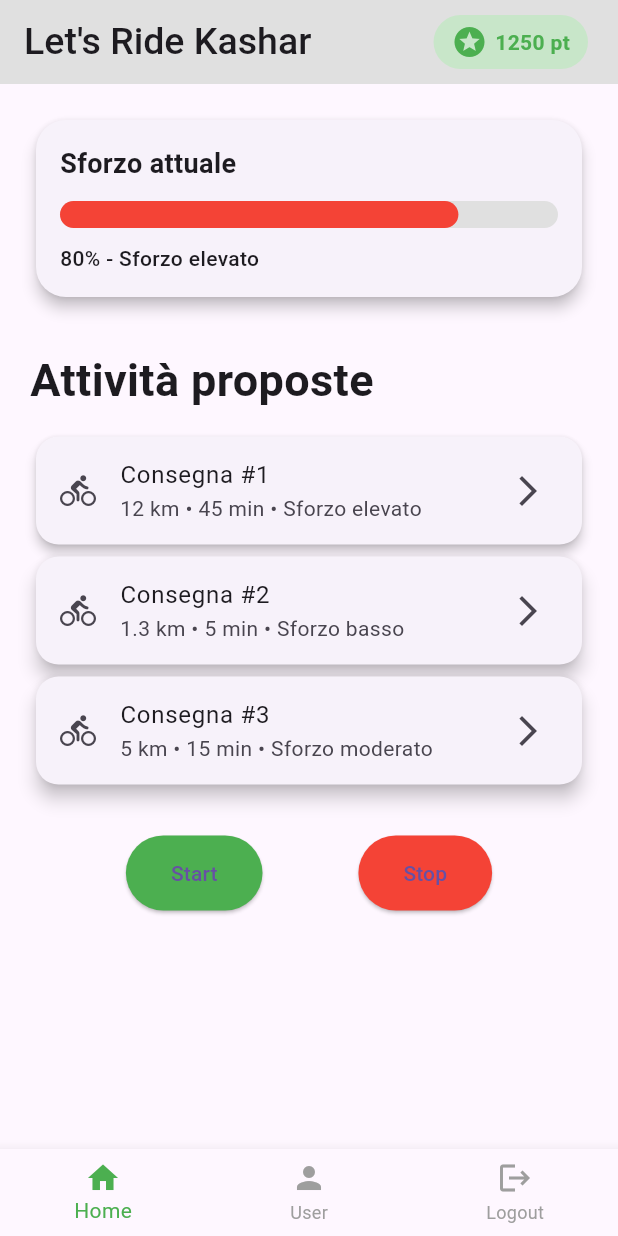
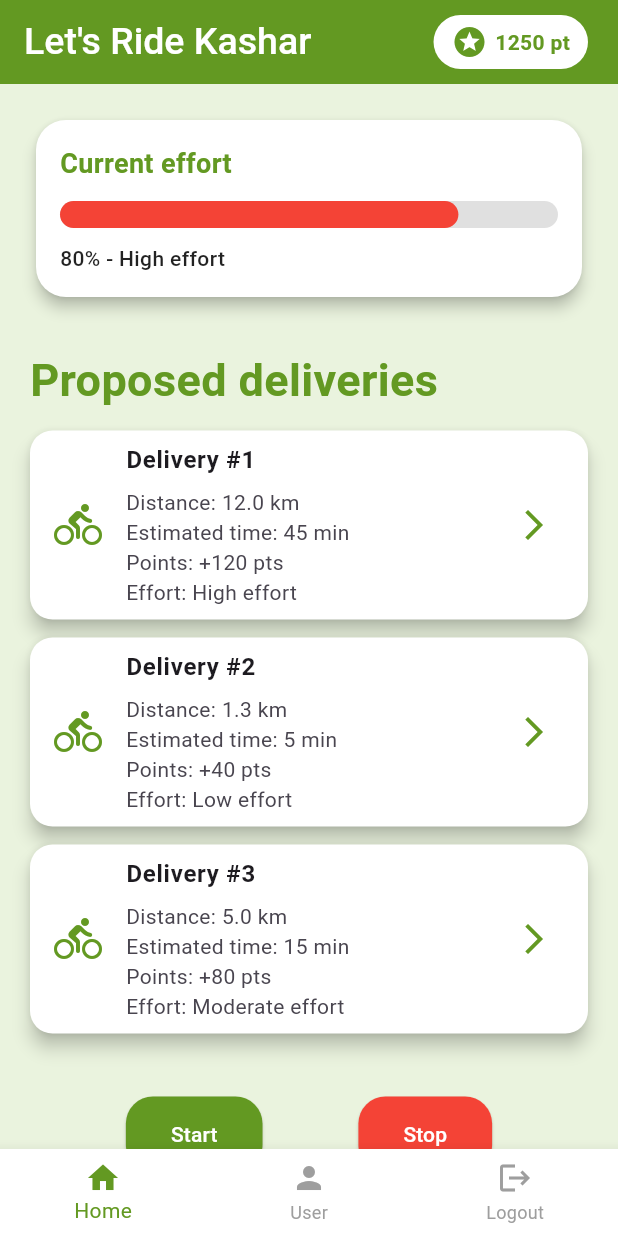
Before and after one commit to StellaRinaldii/RiderApp, a Flutter app: the HomePage screen opened directly, on a phone screen of 412 x 824 dp. Run offline on Flutter 3.47's test engine with Material 3 defaults, Android fonts, the light colour scheme and no system bars; our stand-ins replace shared_preferences; accounts and stored records are empty.

Commit message:
Update login e homepage

```diff
--- a/lib/screens/homepage.dart
+++ b/lib/screens/homepage.dart
@@ -1,6 +1,12 @@
 import 'package:flutter/material.dart';
 import 'package:workers_campe/screens/login.dart';
 import 'package:shared_preferences/shared_preferences.dart';
+import 'package:workers_campe/screens/DeliveryDetailPage.dart';
+import 'package:workers_campe/screens/Profilepage.dart';
+import 'package:workers_campe/screens/Aftershift.dart';
+
+const Color kGreen = Color(0xFF639922);
+const Color kGreenLight = Color(0xFFEAF3DE);
 
 class HomePage extends StatelessWidget {
   const HomePage({Key? key}) : super(key: key);
@@ -11,28 +17,36 @@ class HomePage extends StatelessWidget {
   @override
   Widget build(BuildContext context) {
     return Scaffold(
+      backgroundColor: kGreenLight,
+
       appBar: AppBar(
-        backgroundColor: Color(0xFFE0E0E0),
-        title: Text("Let's Ride Kashar",
-        style: TextStyle(fontWeight: FontWeight.w500, fontSize: 25),
+        backgroundColor: kGreen,
+        foregroundColor: Colors.white,
+        elevation: 0,
+        title: const Text(
+          "Let's Ride Kashar",
+          style: TextStyle(
+            fontWeight: FontWeight.w500,
+            fontSize: 25,
+          ),
         ),
         actions: [
           Container(
             margin: const EdgeInsets.only(right: 20),
             padding: const EdgeInsets.symmetric(horizontal: 12, vertical: 6),
             decoration: BoxDecoration(
-              color: Colors.green.shade100,
+              color: Colors.white,
               borderRadius: BorderRadius.circular(20),
             ),
             child: Row(
               children: [
-                const Icon(Icons.stars, color: Colors.green),
+                const Icon(Icons.stars, color: kGreen),
                 const SizedBox(width: 5),
                 Text(
                   "$points pt",
                   style: const TextStyle(
                     fontWeight: FontWeight.bold,
-                    color: Colors.green,
+                    color: kGreen,
                   ),
                 ),
               ],
@@ -41,12 +55,14 @@ class HomePage extends StatelessWidget {
         ],
       ),
 
-      body: Padding(
+      body: SingleChildScrollView(
+        child: Padding(
           padding: const EdgeInsets.all(20),
           child: Column(
             crossAxisAlignment: CrossAxisAlignment.start,
             children: [
               Card(
+                color: Colors.white,
                 elevation: 4,
                 shape: RoundedRectangleBorder(
                   borderRadius: BorderRadius.circular(20),
@@ -57,12 +73,14 @@ class HomePage extends StatelessWidget {
                     crossAxisAlignment: CrossAxisAlignment.start,
                     children: [
                       const Text(
-                        "Sforzo attuale",
+                        "Current effort",
                         style: TextStyle(
                           fontSize: 18,
                           fontWeight: FontWeight.bold,
+                          color: kGreen,
                         ),
                       ),
+
                       const SizedBox(height: 12),
 
                       Container(
@@ -78,7 +96,7 @@ class HomePage extends StatelessWidget {
                           child: Container(
                             decoration: BoxDecoration(
                               color: effort < 0.4
-                                ? Colors.green
+                                  ? kGreen
                                   : effort < 0.7
                                       ? Colors.orange
                                       : Colors.red,
@@ -91,8 +109,11 @@ class HomePage extends StatelessWidget {
                       const SizedBox(height: 10),
 
                       Text(
-                        "${(effort * 100).round()}% - ${effort < 0.4 ? "Sforzo basso" : effort < 0.7 ? "Sforzo moderato" : "Sforzo elevato"}",
-                        style: const TextStyle(fontWeight: FontWeight.w500),
+                        "${(effort * 100).round()}% - ${effort < 0.4 ? "Low effort" : effort < 0.7 ? "Moderate effort" : "High effort"}",
+                        style: const TextStyle(
+                          fontWeight: FontWeight.w500,
+                          color: Colors.black87,
+                        ),
                       ),
                     ],
                   ),
@@ -102,98 +123,91 @@ class HomePage extends StatelessWidget {
               const SizedBox(height: 30),
 
               const Text(
-              "Attività proposte",
+                "Proposed deliveries",
                 style: TextStyle(
                   fontSize: 30,
                   fontWeight: FontWeight.bold,
+                  color: kGreen,
                 ),
               ),
 
               const SizedBox(height: 12),
 
-            Card(
-              elevation: 3,
-              shape: RoundedRectangleBorder(
-                borderRadius: BorderRadius.circular(15),
+              deliveryCard(
+                context: context,
+                deliveryNumber: 1,
+                deadline: "18:30",
+                destinationAddress: "Via Roma 25, Padova",
+                distanceKm: 12.0,
+                estimatedMinutes: 45,
+                deliveryPoints: 120,
+                effortLabel: "High effort",
               ),
-              child: ListTile(
-                leading: const Icon(Icons.directions_bike_rounded),
-                title: const Text("Consegna #1"),
-                subtitle: const Text("12 km • 45 min • Sforzo elevato"),
-                trailing: const Icon(Icons.arrow_forward_ios),
-                onTap: () {
-                  ScaffoldMessenger.of(context).showSnackBar(
-                    const SnackBar(
-                      content: Text("Pagina dettagli attività non ancora disponibile"),
+
+              deliveryCard(
+                context: context,
+                deliveryNumber: 2,
+                deadline: "17:45",
+                destinationAddress: "Piazza Garibaldi 8, Padova",
+                distanceKm: 1.3,
+                estimatedMinutes: 5,
+                deliveryPoints: 40,
+                effortLabel: "Low effort",
               ),
-                  );
-                },
-              ),
-            ),
-            Card(
-              elevation: 5,
-              shape: RoundedRectangleBorder(
-                borderRadius: BorderRadius.circular(15),
-              ),
-              child: ListTile(
-                leading: const Icon(Icons.directions_bike_rounded),
-                title: const Text('Consegna #2'),
-                subtitle: const Text('1.3 km • 5 min • Sforzo basso'),
-                trailing: const Icon(Icons.arrow_forward_ios),
-                onTap: () {
-                  ScaffoldMessenger.of(context).showSnackBar(
-                    const SnackBar(
-                      content: Text("Pagina dettagli attività non ancora disponibile"),
-                  ),
-                );
-                }
-              ),
-            ),
-            Card(
-              elevation: 5,
-              shape: RoundedRectangleBorder(
-                borderRadius: BorderRadius.circular(15),
-              ),
-              child: ListTile(
-                leading: const Icon(Icons.directions_bike_rounded),
-                title: const Text('Consegna #3'),
-                subtitle: const Text('5 km • 15 min • Sforzo moderato'),
-                trailing: const Icon(Icons.arrow_forward_ios),
-                onTap: () {
-                  ScaffoldMessenger.of(context).showSnackBar(
-                    const SnackBar(
-                      content: Text("Pagina dettagli attività non ancora disponibile"),
-                    ),
-                  );
-                }
-              ),
+
+              deliveryCard(
+                context: context,
+                deliveryNumber: 3,
+                deadline: "19:15",
+                destinationAddress: "Via Venezia 10, Padova",
+                distanceKm: 5.0,
+                estimatedMinutes: 15,
+                deliveryPoints: 80,
+                effortLabel: "Moderate effort",
               ),
 
               const SizedBox(height: 30),
+
               Row(
                 mainAxisAlignment: MainAxisAlignment.spaceEvenly,
                 children: [
                   ElevatedButton(
                     onPressed: () {
                       ScaffoldMessenger.of(context).showSnackBar(
-                      const SnackBar(content: Text("Attività avviata")),
+                        const SnackBar(content: Text("Activity started")),
                       );
                     },
                     style: ElevatedButton.styleFrom(
-                    backgroundColor: Colors.green,
-                    padding: const EdgeInsets.symmetric(horizontal: 30, vertical: 15),
+                      backgroundColor: kGreen,
+                      foregroundColor: Colors.white,
+                      padding: const EdgeInsets.symmetric(
+                        horizontal: 30,
+                        vertical: 15,
+                      ),
+                      shape: RoundedRectangleBorder(
+                        borderRadius: BorderRadius.circular(18),
+                      ),
                     ),
                     child: const Text("Start"),
                   ),
+
                   ElevatedButton(
                     onPressed: () {
-                    ScaffoldMessenger.of(context).showSnackBar(
-                      const SnackBar(content: Text("Attività terminata")),
+                      Navigator.push(
+                        context,
+                        MaterialPageRoute(builder: (_) => Aftershiftpage()),
                       );
                     },
                     style: ElevatedButton.styleFrom(
                       backgroundColor: Colors.red,
-                    padding: const EdgeInsets.symmetric(horizontal: 30, vertical: 15),
+                      foregroundColor: Colors.white,
+                      padding: const EdgeInsets.symmetric(
+                        horizontal: 30,
+                        vertical: 15,
+                      ),
+                      shape: RoundedRectangleBorder(
+                        borderRadius: BorderRadius.circular(18),
+                      ),
                     ),
                     child: const Text("Stop"),
                   ),
@@ -202,16 +216,22 @@ class HomePage extends StatelessWidget {
             ],
           ),
         ),
-
-
+      ),
 
       bottomNavigationBar: BottomNavigationBar(
         currentIndex: 0,
-        selectedItemColor: Colors.green,
+        selectedItemColor: kGreen,
         unselectedItemColor: Colors.grey,
+        backgroundColor: Colors.white,
         onTap: (index) {
           if (index == 2) {
             _toLoginPage(context);
+          }
+          if (index==1) {
+            Navigator.push(
+              context,
+              MaterialPageRoute(builder: (_) => Profilepage()),
+            );
           }
         },
         items: const [
@@ -232,6 +252,70 @@ class HomePage extends StatelessWidget {
     );
   }
 
+  Widget deliveryCard({
+    required BuildContext context,
+    required int deliveryNumber,
+    required String deadline,
+    required String destinationAddress,
+    required double distanceKm,
+    required int estimatedMinutes,
+    required int deliveryPoints,
+    required String effortLabel,
+  }) {
+    return Card(
+      color: Colors.white,
+      elevation: 5,
+      margin: const EdgeInsets.only(bottom: 12),
+      shape: RoundedRectangleBorder(
+        borderRadius: BorderRadius.circular(15),
+      ),
+      child: ListTile(
+        leading: const Icon(
+          Icons.directions_bike_rounded,
+          color: kGreen,
+          size: 32,
+        ),
+        title: Text(
+          "Delivery #$deliveryNumber",
+          style: const TextStyle(
+            fontWeight: FontWeight.bold,
+          ),
+        ),
+        subtitle: Padding(
+          padding: const EdgeInsets.only(top: 6),
+          child: Column(
+            crossAxisAlignment: CrossAxisAlignment.start,
+            children: [
+              Text("Distance: $distanceKm km"),
+              Text("Estimated time: $estimatedMinutes min"),
+              Text("Points: +$deliveryPoints pts"),
+              Text("Effort: $effortLabel"),
+            ],
+          ),
+        ),
+        trailing: const Icon(
+          Icons.arrow_forward_ios,
+          color: kGreen,
+        ),
+        onTap: () {
+          Navigator.push(
+            context,
+            MaterialPageRoute(
+              builder: (_) => DeliveryDetailPage(
+                deliveryNumber: deliveryNumber,
+                deadline: deadline,
+                destinationAddress: destinationAddress,
+                distanceKm: distanceKm,
+                estimatedMinutes: estimatedMinutes,
+                points: deliveryPoints,
+              ),
+            ),
+          );
+        },
+      ),
+    );
+  }
+
   static void _toLoginPage(BuildContext context) async {
     final sharedPreferences = await SharedPreferences.getInstance();
     await sharedPreferences.remove('isUserLogged');
@@ -240,4 +324,4 @@ class HomePage extends StatelessWidget {
       MaterialPageRoute(builder: (context) => LoginPage()),
     );
   }
-} //HomePage
+}
--- a/pubspec.yaml
+++ b/pubspec.yaml
@@ -24,3 +24,4 @@ flutter:
     - assets/routes/medium/
     - assets/routes/long/
     - assets/gifs/
+    - assets/
```
Also changed, not shown: lib/screens/login.dart (+134 -57 lines), assets/logo.png (added), assets/logoproject.png (added), pubspec.lock. Lines whose indentation alone changed are shown as unchanged.
